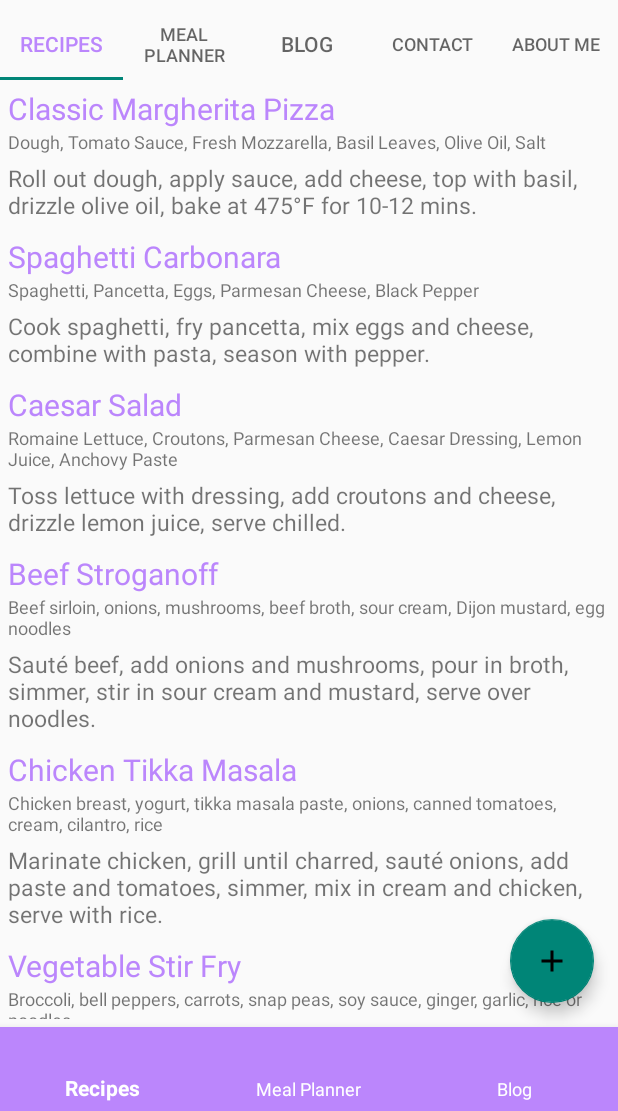
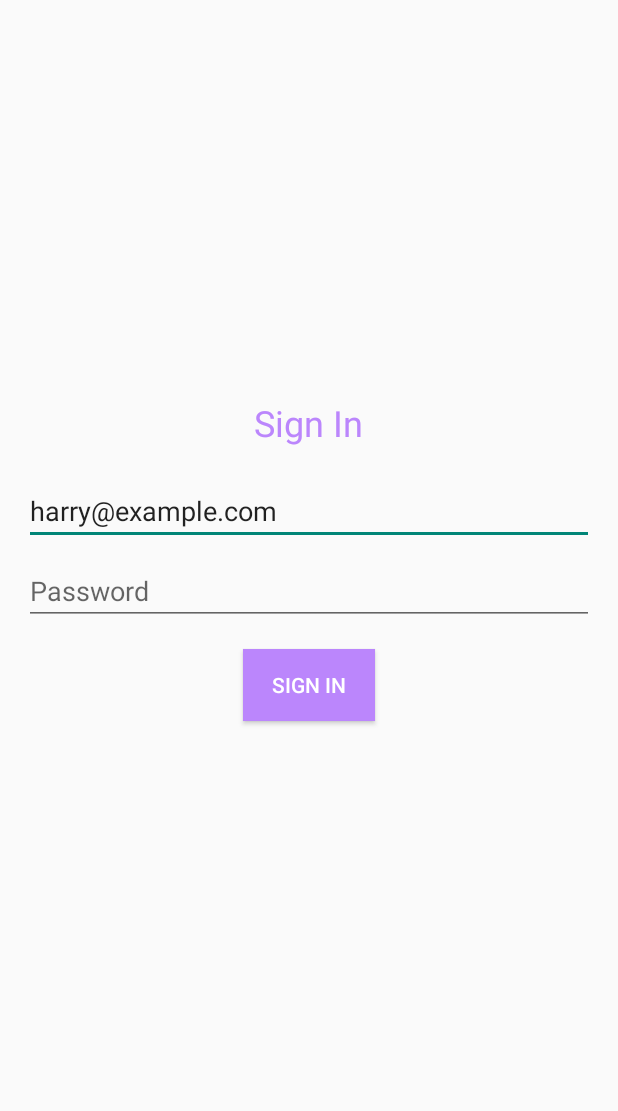
Before and after one commit to byam/food-app, an Android app built with Jetpack Compose: the screen it shows after launch (MainActivity), on a phone screen of 412 x 824 dp, the part 125-1236 px from its top. Run offline under Robolectric (Android 15) with nearby library versions, the phone set to English and light mode, and no system bars.

Commit message:
user auth and sign in / out

```diff
--- a/app/src/main/java/com/example/foodapp/MainActivity.kt
+++ b/app/src/main/java/com/example/foodapp/MainActivity.kt
@@ -2,6 +2,7 @@ package com.example.foodapp
 
 import UserPreferences
 import android.os.Bundle
+import android.view.View
 import androidx.appcompat.app.AppCompatActivity
 import androidx.fragment.app.Fragment
 import androidx.viewpager2.widget.ViewPager2
@@ -13,28 +14,65 @@ import com.example.foodapp.fragment.BlogFragment
 import com.example.foodapp.fragment.ContactFragment
 import com.example.foodapp.fragment.MealPlannerFragment
 import com.example.foodapp.fragment.RecipesFragment
+import com.example.foodapp.fragment.SignInFragment
 import com.google.android.material.tabs.TabLayout
 import com.google.android.material.tabs.TabLayoutMediator
 
 class MainActivity : AppCompatActivity() {
     private lateinit var binding: ActivityMainBinding
+    private var isUserSignedIn: Boolean = false
+    private lateinit var userPreferences: UserPreferences
+
     override fun onCreate(savedInstanceState: Bundle?) {
         super.onCreate(savedInstanceState)
         binding = ActivityMainBinding.inflate(layoutInflater)
         setContentView(binding.root)
 
         // Save static users
-        val userPreferences = UserPreferences(this)
+        userPreferences = UserPreferences(this)
         if (userPreferences.getUsers().isEmpty()) {
             // Default users
             val users = arrayListOf(
-                User(1, "Harry Potter", "harry@example.com", "secret", "1234567890", R.drawable.ic_avatar_male),
-                User(2, "Hermione Granger", "hermione@example.com", "secret", "1234567891", R.drawable.ic_avatar_female),
+                User(1, "Harry Potter", "harry@example.com", "secret", "1231231234", R.drawable.ic_avatar_male),
+                User(2, "Hermione Granger", "hermione@example.com", "secret", "1231231234", R.drawable.ic_avatar_female),
                 User(3, "Ron Weasley", "ron@example.com", "secret", "1234567892", R.drawable.ic_avatar_male)
             )
             userPreferences.saveUsers(users)
         }
 
+        // Check if user is signed in and update UI accordingly
+        updateUIBasedOnAuthState()
+
+        // Sign out button
+        binding.btSignOut.setOnClickListener{
+            onUserSignedOut()
+        }
+    }
+
+    private fun updateUIBasedOnAuthState() {
+        if (isUserSignedIn) {
+            binding.fgSignIn.visibility = View.GONE // Hide the sign-in FrameLayout
+            binding.tabLayout.visibility = View.VISIBLE // tab
+            binding.viewpager.visibility = View.VISIBLE // Show the ViewPager
+            binding.bottomNavigationView.visibility = View.VISIBLE // Show the Bottom Navi
+
+            binding.helloUser.text = "Hello, ${userPreferences.getCurrentUser()?.name ?: "User"}"
+            binding.helloUser.visibility = View.VISIBLE
+            binding.btSignOut.visibility = View.VISIBLE
+
+            setupMainContent()
+        } else {
+            binding.fgSignIn.visibility = View.VISIBLE // Show the sign-in FrameLayout
+            binding.tabLayout.visibility = View.GONE // tab
+            binding.viewpager.visibility = View.GONE // Hide the ViewPager
+            binding.bottomNavigationView.visibility = View.GONE // Hide the Bottom Navi
+            binding.helloUser.visibility = View.GONE
+            binding.btSignOut.visibility = View.GONE
+            showSignInFragment()
+        }
+    }
+
+    private fun setupMainContent() {
         // Tabs and swipes
         val tabLayout: TabLayout = binding.tabLayout
         val viewPager: ViewPager2 = binding.viewpager
@@ -77,4 +115,21 @@ class MainActivity : AppCompatActivity() {
             }
         })
     }
+
+    private fun showSignInFragment() {
+        // Display the SignInFragment
+        supportFragmentManager.beginTransaction()
+            .replace(R.id.fg_sign_in, SignInFragment())
+            .commit()
+    }
+
+    fun onUserSignedIn() {
+        isUserSignedIn = true
+        updateUIBasedOnAuthState()
+    }
+
+    fun onUserSignedOut() {
+        isUserSignedIn = false
+        updateUIBasedOnAuthState()
+    }
 }
--- /dev/null
+++ b/app/src/main/java/com/example/foodapp/fragment/SignInFragment.kt
@@ -0,0 +1,45 @@
+package com.example.foodapp.fragment
+
+import UserPreferences
+import android.os.Bundle
+import android.view.LayoutInflater
+import android.view.View
+import android.view.ViewGroup
+import android.widget.Toast
+import androidx.fragment.app.Fragment
+import com.example.foodapp.MainActivity
+import com.example.foodapp.databinding.FragmentSignInBinding
+
+class SignInFragment : Fragment() {
+    private lateinit var binding: FragmentSignInBinding
+
+    override fun onCreateView(
+        inflater: LayoutInflater, container: ViewGroup?, savedInstanceState: Bundle?
+    ): View {
+        binding = FragmentSignInBinding.inflate(inflater, container, false)
+
+        binding.btnSignIn.setOnClickListener {
+            performSignIn()
+        }
+
+        return binding.root
+    }
+
+    private fun performSignIn() {
+        val email = binding.editTextEmail.text.toString()
+        val password = binding.editTextPassword.text.toString()
+
+        val userPreferences = UserPreferences(requireContext())
+        val users = userPreferences.getUsers()
+
+        val user = users.find { it.email == email && it.password == password }
+
+        if (user != null) {
+            // User exists, set as current user
+            userPreferences.saveCurrentUser(user)
+            (activity as MainActivity).onUserSignedIn()
+        } else {
+            Toast.makeText(context, "Invalid credentials", Toast.LENGTH_SHORT).show()
+        }
+    }
+}
--- a/app/src/main/res/layout/activity_main.xml
+++ b/app/src/main/res/layout/activity_main.xml
@@ -25,6 +25,43 @@
         android:layout_height="wrap_content"
         app:tabSelectedTextColor="@color/purple_200"
         />
+
+    <!-- This FrameLayout acts as a placeholder for SignInFragment and SignOutFragment -->
+    <FrameLayout
+        android:id="@+id/fg_sign_in"
+        android:layout_width="match_parent"
+        android:layout_height="0dp"
+        android:layout_weight="1">
+    </FrameLayout>
+
+    <LinearLayout
+        android:layout_width="wrap_content"
+        android:layout_height="wrap_content"
+        android:orientation="horizontal"
+        android:layout_gravity="end"
+        android:gravity="center"
+        >
+        <TextView
+            android:layout_width="wrap_content"
+            android:layout_height="wrap_content"
+            android:text="@string/hello_user"
+            android:id="@+id/hello_user"
+            android:layout_gravity="end"
+            android:layout_margin="5sp"
+            android:gravity="center"
+            />
+        <ImageButton
+            android:src="@drawable/ic_sign_out"
+            android:layout_width="wrap_content"
+            android:layout_height="wrap_content"
+            android:gravity="center"
+            android:textColor="@color/white"
+            android:layout_gravity="end"
+            android:text="@string/sign_out"
+            android:id="@+id/btSignOut"
+        />
+    </LinearLayout>
+
     <androidx.viewpager2.widget.ViewPager2
         android:id="@+id/viewpager"
         android:layout_width="match_parent"
@@ -41,4 +78,5 @@
         app:itemTextColor="@color/white"
         app:itemIconTint="@color/white"
         app:menu="@menu/bottom_navi" />
+
 </LinearLayout>
--- /dev/null
+++ b/app/src/main/res/layout/fragment_sign_in.xml
@@ -0,0 +1,41 @@
+<?xml version="1.0" encoding="utf-8"?>
+<LinearLayout xmlns:android="http://schemas.android.com/apk/res/android"
+    android:layout_width="match_parent"
+    android:layout_height="match_parent"
+    android:orientation="vertical"
+    android:padding="16dp"
+    android:gravity="center">
+
+    <TextView
+        android:layout_width="wrap_content"
+        android:layout_height="wrap_content"
+        android:text="@string/sign_in"
+        android:textSize="24sp"
+        android:textColor="@color/purple_200"
+        android:layout_marginBottom="20dp"/>
+
+    <EditText
+        android:id="@+id/editTextEmail"
+        android:layout_width="match_parent"
+        android:layout_height="wrap_content"
+        android:hint="@string/email"
+        android:text="@string/harry_example_com"
+        android:inputType="textEmailAddress"/>
+
+    <EditText
+        android:id="@+id/editTextPassword"
+        android:layout_width="match_parent"
+        android:layout_height="wrap_content"
+        android:hint="@string/password"
+        android:inputType="textPassword"
+        android:layout_marginTop="8dp"/>
+
+    <Button
+        android:id="@+id/btnSignIn"
+        android:layout_width="wrap_content"
+        android:layout_height="wrap_content"
+        android:text="@string/sign_in"
+        android:background="@color/purple_200"
+        android:textColor="@color/white"
+        android:layout_marginTop="16dp"/>
+</LinearLayout>
--- a/app/src/main/res/values/strings.xml
+++ b/app/src/main/res/values/strings.xml
@@ -27,6 +27,12 @@
     <string name="user_image">User image</string>
     <string name="user_email">User Email</string>
     <string name="default_user_name">Default user name</string>
+    <string name="sign_in">Sign In</string>
+    <string name="email">Email</string>
+    <string name="password">Password</string>
+    <string name="sign_out">Sign Out</string>
+    <string name="harry_example_com">harry@example.com</string>
+    <string name="hello_user">Hello User!</string>
 
     <string-array name="meal_types">
         <item>Breakfast</item>
```
Also changed, not shown: app/src/main/java/com/example/foodapp/util/UserPreferences.kt (+14 -0 lines), app/src/main/res/layout/fragment_sign_out.xml (added, +25 -0 lines), app/src/main/res/drawable/ic_sign_out.png (added).
